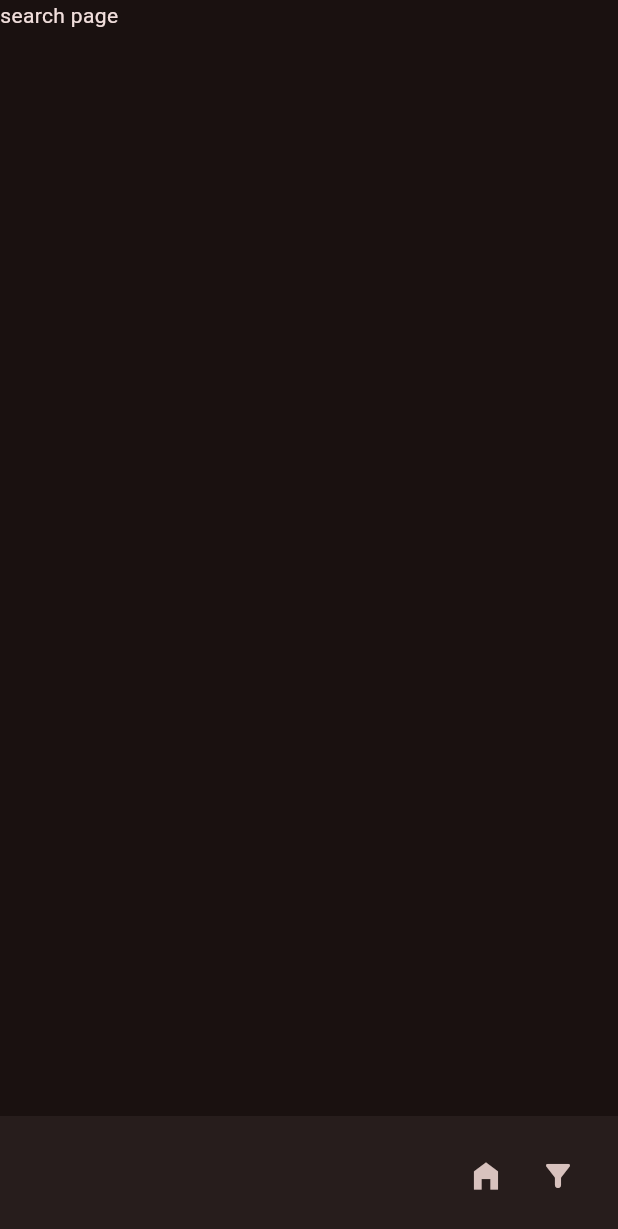
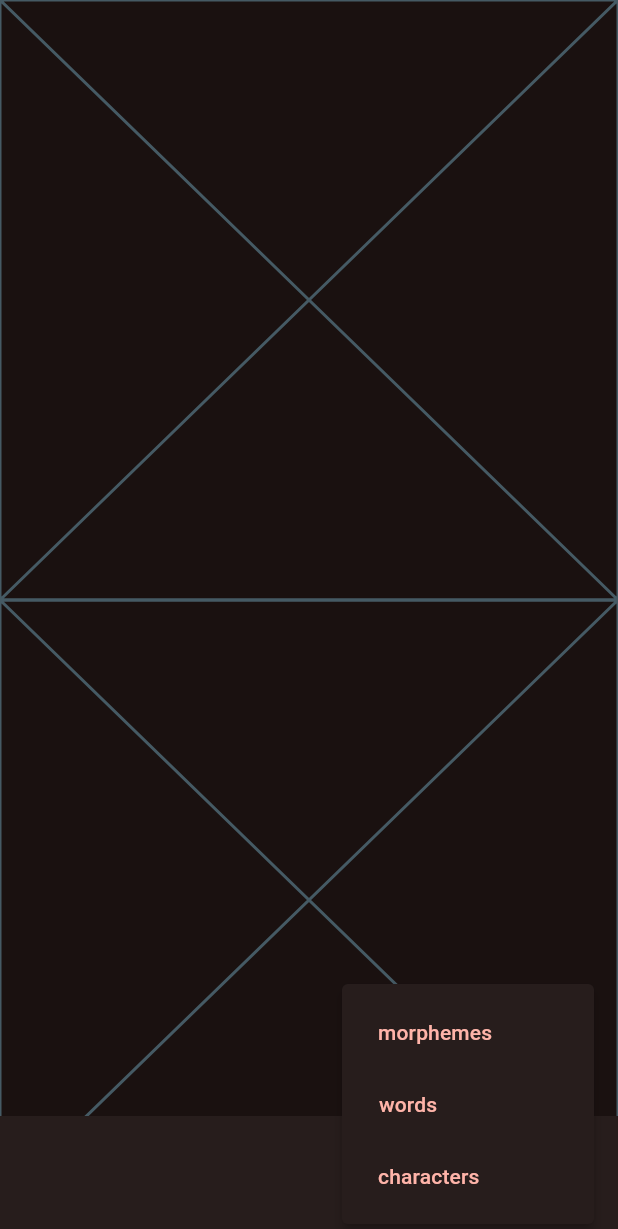
Before and after one commit to mrzwk-b/han-log, a Flutter app: the SearchPage screen opened directly, after a tap on the "filter alt" icon, on a phone screen of 412 x 824 dp. Shown: the top 1229 px of the screen. Run offline on Flutter 3.47's test engine with Material 3 defaults, Android fonts, the phone set to English and light mode, and no system bars.

Commit message:
added search results display

```diff
--- /dev/null
+++ b/app/lib/data/data_entry.dart
@@ -0,0 +1,15 @@
+class DataEntry {
+  String form;
+  String notes;
+  DataEntry(this.form, this.notes);
+}
+
+class Character extends DataEntry {
+  Character(super.form, super.notes);
+}
+class Word extends DataEntry {
+  Word(super.form, super.notes);
+}
+class Morpheme extends DataEntry {
+  Morpheme(super.form, super.notes);
+}
--- /dev/null
+++ b/app/lib/data/read_db.dart
@@ -0,0 +1,30 @@
+import 'dart:io';
+import 'package:app/data/data_entry.dart';
+import 'package:app/pages/search.dart';
+
+// none of this code is gonna end up in the finished app
+// i just want some example data before i start integrating database stuff
+
+enum DataPhase {id, glyph, notes}
+
+List<DataEntry> getResults(SearchCategory category) {
+  return category == SearchCategory.none ? [] : File(
+    [
+      Directory.current.path,
+      "lib",
+      "data",
+      "temp_db",
+      "${category.name}.csv"
+    ].join(Platform.pathSeparator)
+  ).readAsLinesSync().sublist(1).map((line) {
+    List<String> fields = line.split(',');
+    return switch (category) {
+      SearchCategory.character => Character(fields[1], fields[2]),
+      SearchCategory.morpheme => Morpheme(fields[1], fields[2]),
+      SearchCategory.word => Word(fields[1], fields[2]),
+      SearchCategory.none => throw UnsupportedError(
+        "SearchCategory.none has no associated DataEntry subtype"
+      ),
+    };
+  }).toList();
+}
--- a/app/lib/pages/search.dart
+++ b/app/lib/pages/search.dart
@@ -1,12 +1,36 @@
+import 'package:app/data/data_entry.dart';
+import 'package:app/data/read_db.dart';
+import 'package:app/pages/item.dart';
 import 'package:flutter/material.dart';
 
-class SearchPage extends StatelessWidget {
+enum SearchCategory {morpheme, word, character, none}
+
+class SearchPage extends StatefulWidget {
   const SearchPage({super.key});
 
   @override
+  State<SearchPage> createState() => _SeachPageState();
+}
+
+class _SeachPageState extends State<SearchPage> {
+  SearchCategory category;
+
+  _SeachPageState(): category = SearchCategory.none;
+
+  @override
   Widget build(BuildContext context) {
+    List<DataEntry> results = getResults(category);
     return Scaffold(
-      body: Text("search page"),
+      body: ListView.builder(itemBuilder: (context, i) {
+        return category == SearchCategory.none || i >= results.length ?
+          Placeholder() :
+          Card(child: ListTile(
+            onTap: () {Navigator.of(context).push(MaterialPageRoute((_) => ItemPage(results[i])))},
+            leading: Text(results[i].form),
+            title: Text(results[i].notes),
+          ),)
+        ;
+      }),
       bottomNavigationBar: BottomAppBar(child: Row(
         mainAxisAlignment: MainAxisAlignment.end,
         children: [
@@ -14,8 +38,27 @@ class SearchPage extends StatelessWidget {
             onPressed: () {Navigator.of(context).pop();},
             icon: Icon(Icons.home_filled),
           ),
-          IconButton(
-            onPressed: () {},
+          PopupMenuButton(
+            itemBuilder: (context) => [
+              PopupMenuItem(child: TextButton(
+                onPressed: () {setState(() {
+                  category = SearchCategory.morpheme;
+                });},
+                child: Text("morphemes")
+              ),),
+              PopupMenuItem(child: TextButton(
+                onPressed: () {setState(() {
+                  category = SearchCategory.word;
+                });},
+                child: Text("words")
+              ),),
+              PopupMenuItem(child: TextButton(
+                onPressed: () {setState(() {
+                  category = SearchCategory.character;
+                });},
+                child: Text("characters")
+              ),),
+            ],
             icon: Icon(Icons.filter_alt_rounded)
           ),
         ],
--- a/app/pubspec.yaml
+++ b/app/pubspec.yaml
@@ -19,7 +19,7 @@ publish_to: 'none' # Remove this line if you wish to publish to pub.dev
 version: 1.0.0+1
 
 environment:
-  sdk: ^3.6.0
+  sdk: ^3.5.4
 
 # Dependencies specify other packages that your package needs in order to work.
 # To automatically upgrade your package dependencies to the latest versions
```
Also changed, not shown: app/lib/data/temp_db/character.csv (added, +11 -0 lines), app/lib/pages/item.dart (+16 -0 lines), app/pubspec.lock.
